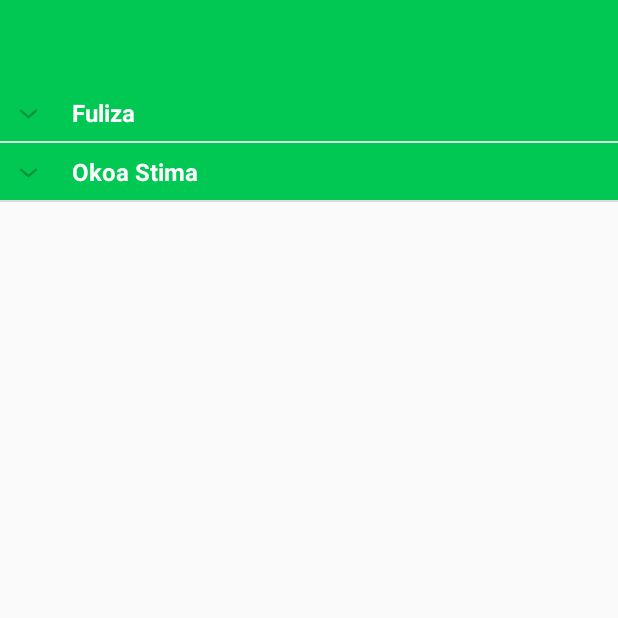
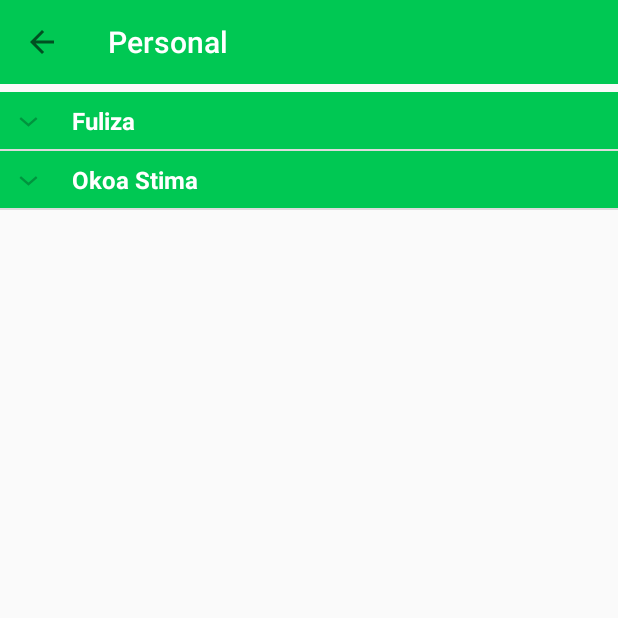
Before and after one commit to naisenyamungai/staffapp, an Android app: the PersonalProductsActivity screen opened directly, with no data from a screen before it, on a phone screen of 412 x 824 dp, the top half of it. Run offline under Robolectric (Android 15) with nearby library versions, the phone set to English and light mode, and no system bars; our stand-ins replace ButterKnife.

Commit message:
set up buttons to work

```diff
--- a/app/src/main/AndroidManifest.xml
+++ b/app/src/main/AndroidManifest.xml
@@ -18,12 +18,13 @@
         <activity
             android:theme="@style/ProductsTheme"
             android:name=".ProductsActivity" >
+        </activity>
+        <activity android:name=".BusinessProductsActivity"
+            android:theme="@style/ProductsTheme">
             <meta-data
                 android:name="android.support.PARENT_ACTIVITY"
                 android:value=".ProductsActivity" />
         </activity>
-        <activity android:name=".BusinessProductsActivity"
-            android:theme="@style/ProductsTheme"/>
         <activity
             android:name=".ProductLandingActivity"
             android:theme="@style/ProductsTheme">
--- a/app/src/main/java/com/staff/staffapp/PersonalProductsActivity.java
+++ b/app/src/main/java/com/staff/staffapp/PersonalProductsActivity.java
@@ -1,6 +1,7 @@
 package com.staff.staffapp;
 
 import androidx.appcompat.app.AppCompatActivity;
+import androidx.appcompat.widget.Toolbar;
 
 import android.os.Bundle;
 import android.widget.ExpandableListView;
@@ -9,22 +10,30 @@ import java.util.ArrayList;
 import java.util.HashMap;
 import java.util.List;
 
+import butterknife.BindView;
+import butterknife.ButterKnife;
+
 public class PersonalProductsActivity extends AppCompatActivity {
 
-    private ExpandableListView listView;
     private ExpandableListAdapter listAdapter;
     private List<String> listDataHeader;
     private HashMap<String,List<String>> listHash;
+    @BindView(R.id.lvExpandable) ExpandableListView listView;
+    @BindView(R.id.toolbar) Toolbar toolbar;
 
     @Override
     protected void onCreate(Bundle savedInstanceState) {
         super.onCreate(savedInstanceState);
         setContentView(R.layout.activity_business_products);
+        ButterKnife.bind(this);
 
-        listView = (ExpandableListView)findViewById(R.id.lvExpandable);
         initData();
         listAdapter=new ExpandableListAdapter(this,listDataHeader,listHash);
         listView.setAdapter(listAdapter);
+
+        toolbar.setTitle(getResources().getString(R.string.toolbar_title_personal));
+        setSupportActionBar(toolbar);
+        getSupportActionBar().setDisplayHomeAsUpEnabled(true);
     }
 
     private void initData() {
--- a/app/src/main/res/layout/activity_business_products.xml
+++ b/app/src/main/res/layout/activity_business_products.xml
@@ -13,6 +13,7 @@
         android:layout_height="wrap_content"
         android:id="@+id/toolbar"
         android:background="@color/colorPrimary"
+        android:layout_marginBottom="5dp"
         app:titleTextColor="@color/colorTextIcons">
     </androidx.appcompat.widget.Toolbar>
 
--- a/app/src/main/res/layout/activity_personal_products.xml
+++ b/app/src/main/res/layout/activity_personal_products.xml
@@ -12,6 +12,7 @@
         android:layout_height="wrap_content"
         android:id="@+id/toolbar"
         android:background="@color/colorPrimary"
+        android:layout_marginBottom="5dp"
         app:titleTextColor="@color/colorTextIcons">
     </androidx.appcompat.widget.Toolbar>
 
--- a/app/src/main/res/values/strings.xml
+++ b/app/src/main/res/values/strings.xml
@@ -1,5 +1,7 @@
 <resources>
     <string name="app_name">staffapp</string>
+    <string name="toolbar_title_business">Business</string>
+    <string name="toolbar_title_personal">Personal</string>
     <string name="toolbar_title">Products and Services</string>
 
     <!-- TODO: Remove or change this placeholder text -->
```
Also changed, not shown: app/src/main/java/com/staff/staffapp/BusinessProductsActivity.java (+6 -1 lines).
